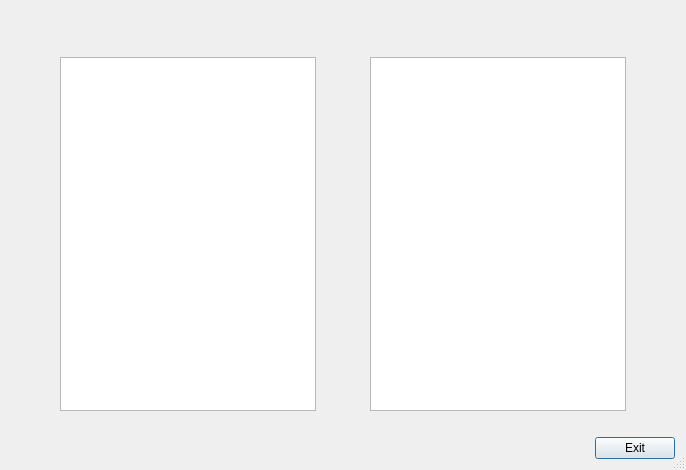
Qt form CashFlowManager/yearlybudgetsummarydialog.ui (epw7856/CashFlowManager) before a commit.
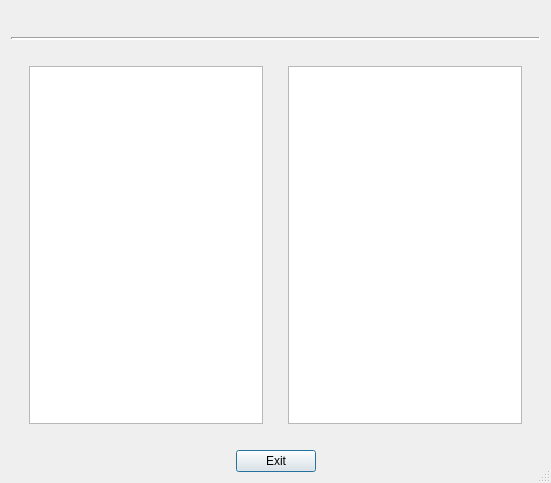
The same form after that commit.

Commit message: Updated UI for yearly budget summary dialog and removed the yearly budget summary dialog controller.

```diff
--- a/CashFlowManager/yearlybudgetsummarydialog.ui
+++ b/CashFlowManager/yearlybudgetsummarydialog.ui
@@ -9,8 +9,8 @@
    <rect>
     <x>0</x>
     <y>0</y>
-    <width>686</width>
-    <height>470</height>
+    <width>551</width>
+    <height>483</height>
    </rect>
   </property>
   <property name="windowTitle">
@@ -62,6 +62,16 @@
        </item>
       </layout>
      </item>
+     <item>
+      <widget class="Line" name="line">
+       <property name="lineWidth">
+        <number>2</number>
+       </property>
+       <property name="orientation">
+        <enum>Qt::Horizontal</enum>
+       </property>
+      </widget>
+     </item>
      <item>
       <spacer name="horizontalSpacer_4">
        <property name="orientation">
@@ -91,7 +101,29 @@
         </spacer>
        </item>
        <item>
-        <widget class="QTableView" name="tableView"/>
+        <layout class="QVBoxLayout" name="verticalLayout_3">
+         <item>
+          <widget class="QTableView" name="tableViewExpenseSummary">
+           <property name="font">
+            <font>
+             <pointsize>9</pointsize>
+            </font>
+           </property>
+           <property name="cornerButtonEnabled">
+            <bool>false</bool>
+           </property>
+           <attribute name="horizontalHeaderMinimumSectionSize">
+            <number>20</number>
+           </attribute>
+           <attribute name="verticalHeaderMinimumSectionSize">
+            <number>15</number>
+           </attribute>
+           <attribute name="verticalHeaderDefaultSectionSize">
+            <number>25</number>
+           </attribute>
+          </widget>
+         </item>
+        </layout>
        </item>
        <item>
         <spacer name="horizontalSpacer_3">
@@ -107,7 +139,29 @@
         </spacer>
        </item>
        <item>
-        <widget class="QTableView" name="tableView_2"/>
+        <layout class="QVBoxLayout" name="verticalLayout_4">
+         <item>
+          <widget class="QTableView" name="tableViewInvestmentSummary">
+           <property name="font">
+            <font>
+             <pointsize>9</pointsize>
+            </font>
+           </property>
+           <property name="cornerButtonEnabled">
+            <bool>false</bool>
+           </property>
+           <attribute name="horizontalHeaderMinimumSectionSize">
+            <number>20</number>
+           </attribute>
+           <attribute name="verticalHeaderMinimumSectionSize">
+            <number>15</number>
+           </attribute>
+           <attribute name="verticalHeaderDefaultSectionSize">
+            <number>25</number>
+           </attribute>
+          </widget>
+         </item>
+        </layout>
        </item>
        <item>
         <spacer name="horizontalSpacer_6">
@@ -159,6 +213,19 @@
          </property>
         </widget>
        </item>
+       <item>
+        <spacer name="horizontalSpacer_9">
+         <property name="orientation">
+          <enum>Qt::Horizontal</enum>
+         </property>
+         <property name="sizeHint" stdset="0">
+          <size>
+           <width>40</width>
+           <height>20</height>
+          </size>
+         </property>
+        </spacer>
+       </item>
       </layout>
      </item>
     </layout>
```
The commit also changes 17 other files.
